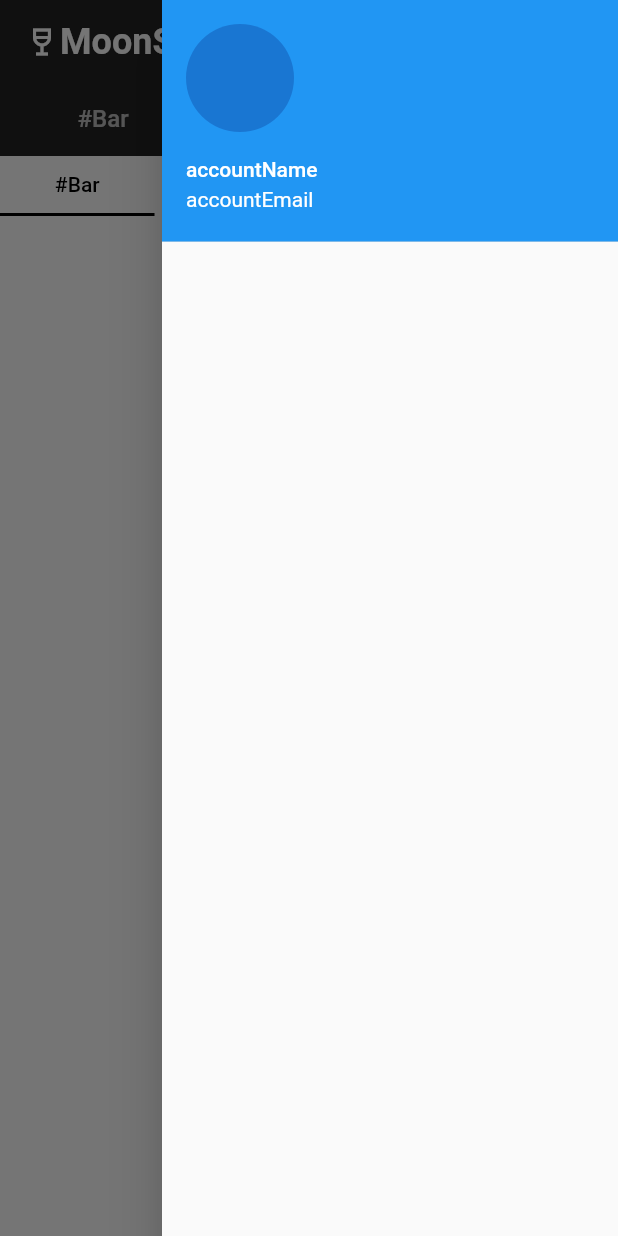
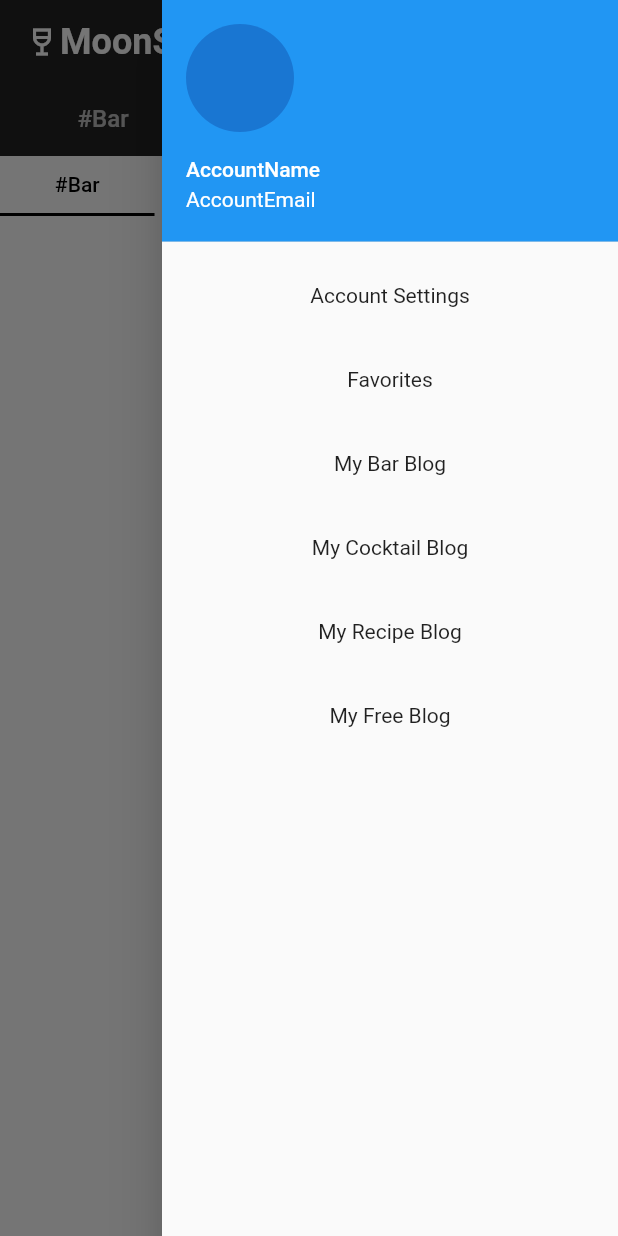
Before and after one commit to robinjoo1015/moonshine_fe, a Flutter app: the screen it shows after launch, tab 3 chosen, with the side drawer open, on a phone screen of 412 x 824 dp. Run offline on Flutter 3.47's test engine with Material 2 defaults, Android fonts, the phone set to English and light mode, and no system bars; our stand-ins replace carousel_slider, fl_chart, geocoding, geolocator, google_maps_flutter, searchfield; missing offline and left inert: postgres; network calls fail; Roboto replaces fonts that are missing (Georgia).

Commit message:
Add menu to drawer

```diff
--- a/lib/screens/home_screen.dart
+++ b/lib/screens/home_screen.dart
@@ -95,9 +95,51 @@ class _HomeScreenState extends State<HomeScreen> with TickerProviderStateMixin {
         child: Column(
           children: const [
             UserAccountsDrawerHeader(
-              accountName: Text('accountName'),
-              accountEmail: Text('accountEmail'),
+              accountName: Text('AccountName'),
+              accountEmail: Text('AccountEmail'),
               currentAccountPicture: CircleAvatar(),
+            ),
+            Padding(
+              padding: EdgeInsets.symmetric(
+                vertical: 20,
+                horizontal: 20,
+              ),
+              child: Text('Account Settings'),
+            ),
+            Padding(
+              padding: EdgeInsets.symmetric(
+                vertical: 20,
+                horizontal: 20,
+              ),
+              child: Text('Favorites'),
+            ),
+            Padding(
+              padding: EdgeInsets.symmetric(
+                vertical: 20,
+                horizontal: 20,
+              ),
+              child: Text('My Bar Blog'),
+            ),
+            Padding(
+              padding: EdgeInsets.symmetric(
+                vertical: 20,
+                horizontal: 20,
+              ),
+              child: Text('My Cocktail Blog'),
+            ),
+            Padding(
+              padding: EdgeInsets.symmetric(
+                vertical: 20,
+                horizontal: 20,
+              ),
+              child: Text('My Recipe Blog'),
+            ),
+            Padding(
+              padding: EdgeInsets.symmetric(
+                vertical: 20,
+                horizontal: 20,
+              ),
+              child: Text('My Free Blog'),
             ),
           ],
         ),
```
